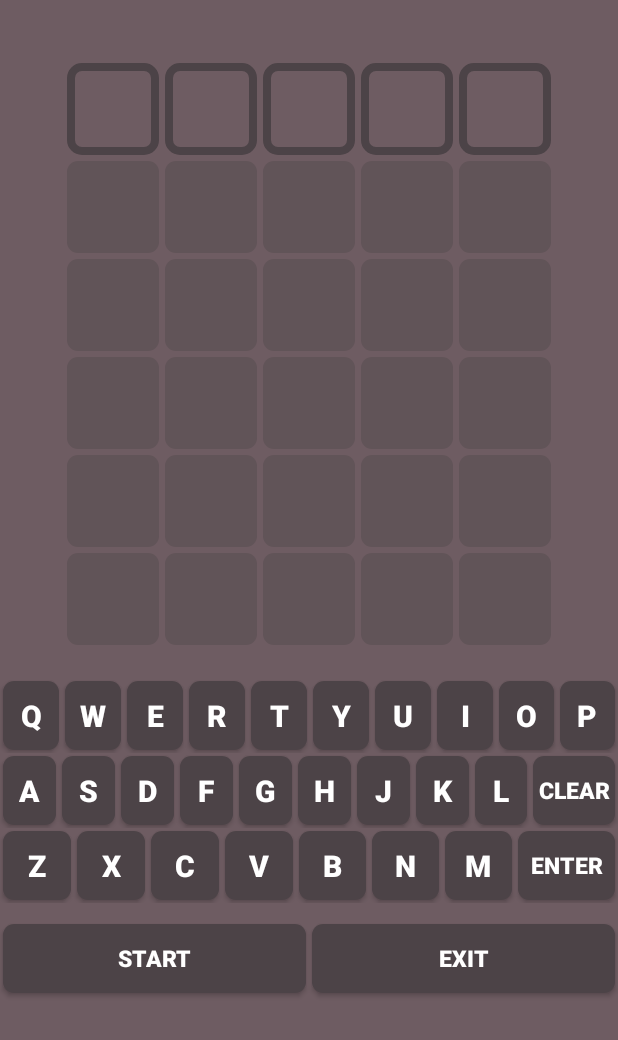
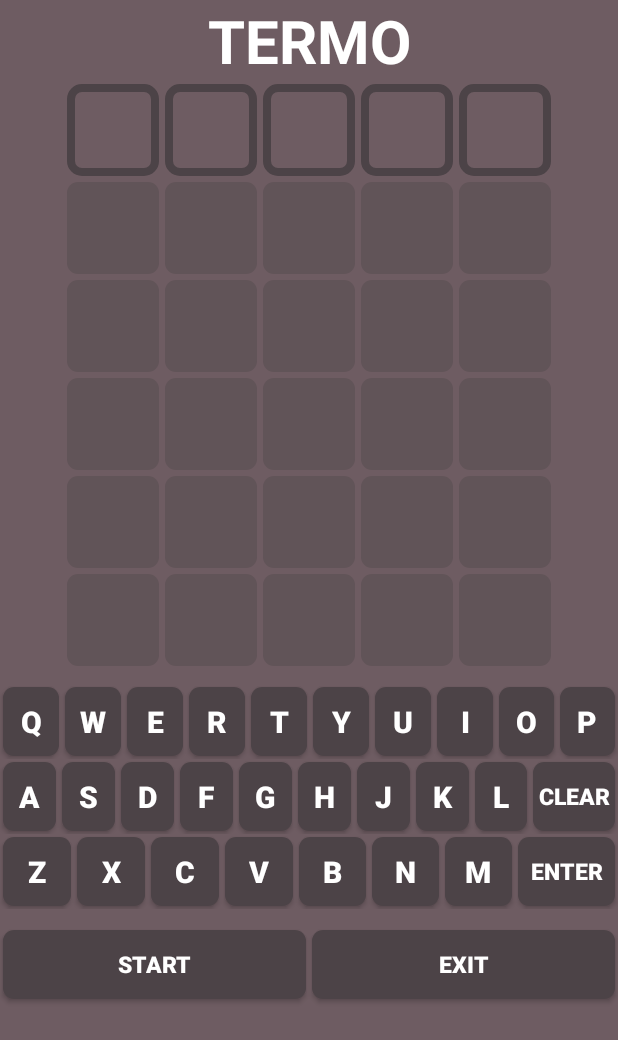
Before and after one commit to LucianoAuer/Termo, an Android app: the screen it shows after launch (MainActivity), on a phone screen of 412 x 824 dp. Shown: the top 1040 px of the screen. Run offline under Robolectric (Android 15) with nearby library versions, the phone set to English and light mode, and no system bars.

Commit message:
Adicionando texto "Termo" || Alterando nome e método do botão de início do jogo

```diff
--- a/app/src/main/res/layout/activity_main.xml
+++ b/app/src/main/res/layout/activity_main.xml
@@ -8,13 +8,29 @@
     android:background="#6E5C62"
     tools:context=".MainActivity">
 
+    <!--TEXTO-->
+    <LinearLayout
+        android:layout_width="match_parent"
+        android:layout_height="wrap_content"
+        android:orientation="vertical">
+
+        <TextView
+            android:layout_width="match_parent"
+            android:layout_height="wrap_content"
+            android:gravity="center"
+            android:text="TERMO"
+            android:textColor="@color/white"
+            android:textSize="40dp"
+            android:textStyle="bold" />
+    </LinearLayout>
+
     <!--LINHA 1-->
     <LinearLayout
         android:layout_width="match_parent"
         android:layout_height="wrap_content"
         android:orientation="horizontal"
         android:gravity="center"
-        android:layout_marginTop="40dp">
+        android:layout_marginTop="0dp">
 
         <androidx.appcompat.widget.AppCompatTextView
             android:id="@+id/tvLetter11"
@@ -261,7 +277,7 @@
         android:layout_height="wrap_content"
         android:orientation="horizontal"
         android:gravity="center"
-        android:layout_marginTop="20dp">
+        android:layout_marginTop="10dp">
 
         <androidx.appcompat.widget.AppCompatButton
             android:id="@+id/Q"
@@ -490,7 +506,7 @@
     </LinearLayout>
 
 <!--    BOTÕES-->
-        <LinearLayout
+    <LinearLayout
             android:id="@+id/linearLayout"
             android:layout_width="match_parent"
             android:layout_height="63dp"
@@ -498,15 +514,15 @@
             android:layout_marginTop="5dp">
 
             <androidx.appcompat.widget.AppCompatButton
-                android:id="@+id/bSortear"
+                android:id="@+id/bStart"
                 style="@style/Operations_Button"
                 android:layout_width="70dp"
                 android:layout_height="50dp"
                 android:layout_marginTop="2dp"
                 android:background="@drawable/buttons_icon"
-                android:onClick="onClickSortear"
+                android:onClick="onClickStart"
                 android:text="Start"
-                app:layout_constraintEnd_toEndOf="@id/bSortear"
+                app:layout_constraintEnd_toEndOf="@id/bStart"
                 app:layout_constraintHorizontal_bias="0.0" />
 
             <androidx.appcompat.widget.AppCompatButton
```
